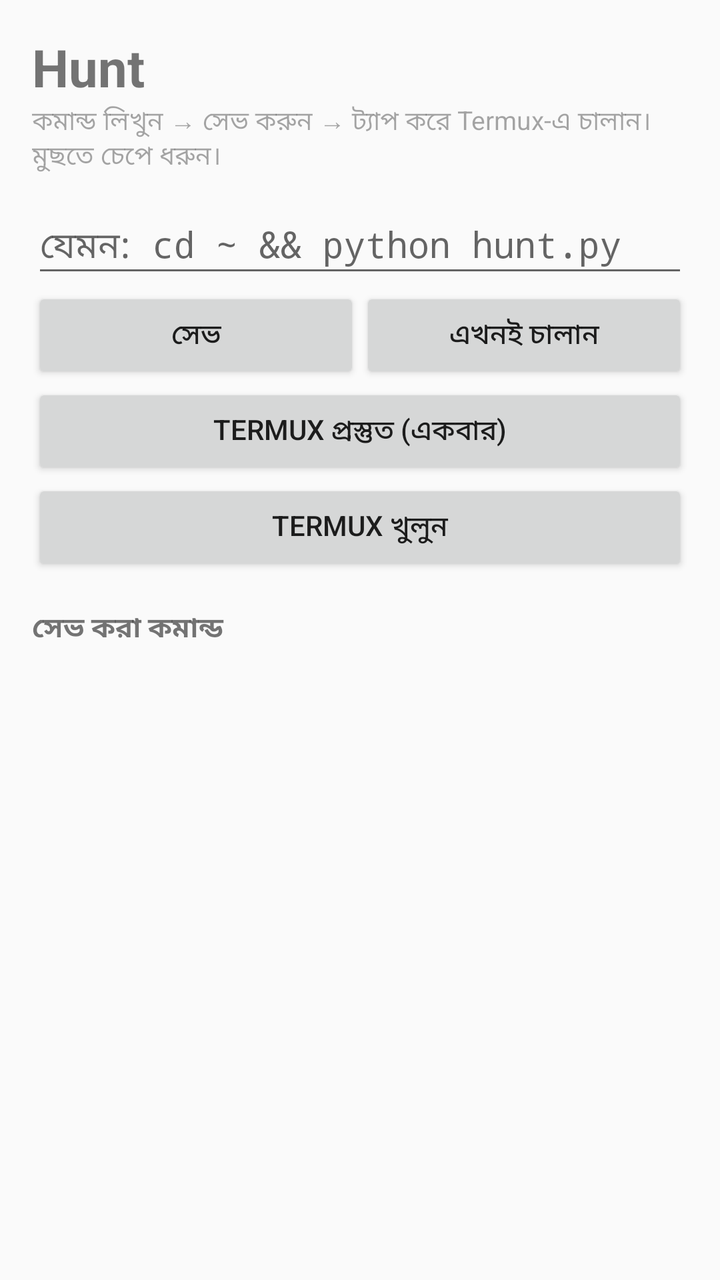
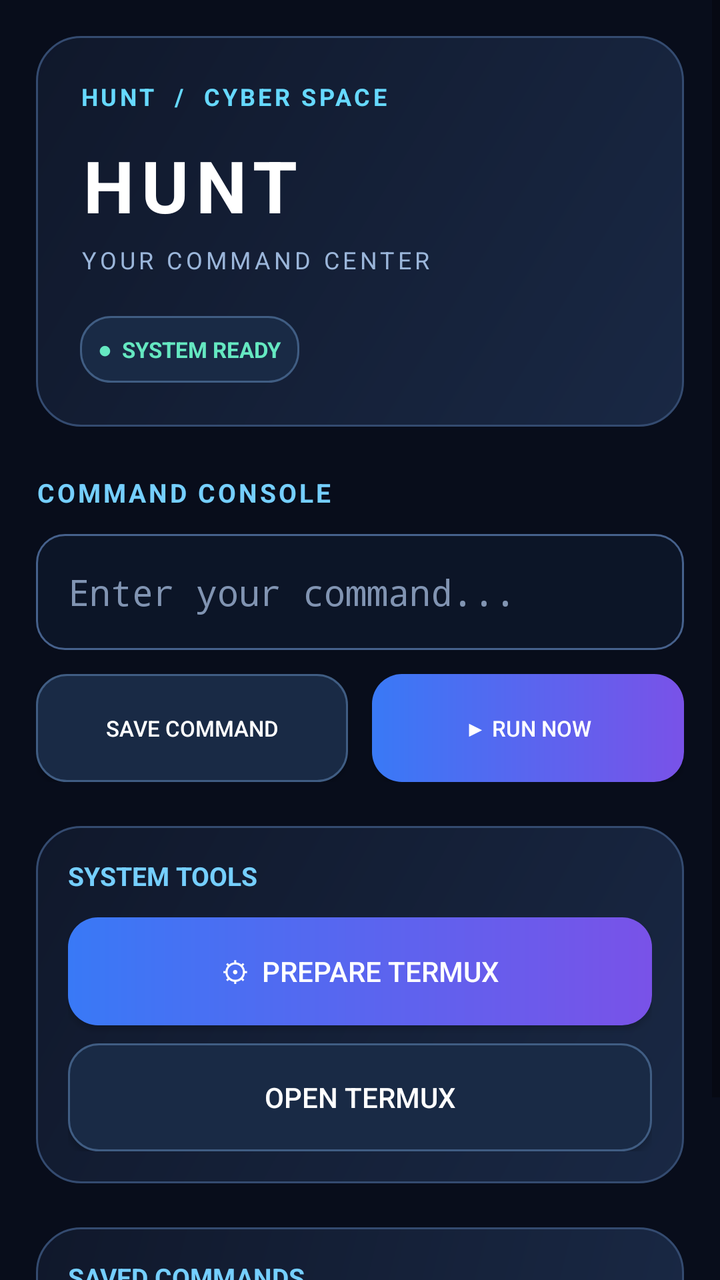

Compare the two renders of this Android layout. The source of the first and the diff that turns it into the second are given below.
<!-- AndroidManifest.xml: application theme Theme.Hunt -->
<!-- res/layout/activity_main.xml -->
<?xml version="1.0" encoding="utf-8"?>
<ScrollView xmlns:android="http://schemas.android.com/apk/res/android"
    android:layout_width="match_parent"
    android:layout_height="match_parent"
    android:fillViewport="true">

    <LinearLayout
        android:layout_width="match_parent"
        android:layout_height="wrap_content"
        android:orientation="vertical"
        android:padding="16dp">

        <TextView
            android:layout_width="match_parent"
            android:layout_height="wrap_content"
            android:text="@string/app_name"
            android:textSize="26sp"
            android:textStyle="bold" />

        <TextView
            android:layout_width="match_parent"
            android:layout_height="wrap_content"
            android:layout_marginBottom="12dp"
            android:alpha="0.65"
            android:text="কমান্ড লিখুন → সেভ করুন → ট্যাপ করে Termux-এ চালান। মুছতে চেপে ধরুন।"
            android:textSize="13sp" />

        <EditText
            android:id="@+id/input"
            android:layout_width="match_parent"
            android:layout_height="wrap_content"
            android:hint="যেমন: cd ~ &amp;&amp; python hunt.py"
            android:importantForAutofill="no"
            android:inputType="text"
            android:typeface="monospace" />

        <LinearLayout
            android:layout_width="match_parent"
            android:layout_height="wrap_content"
            android:orientation="horizontal">

            <Button
                android:id="@+id/btnSave"
                android:layout_width="0dp"
                android:layout_height="wrap_content"
                android:layout_weight="1"
                android:text="সেভ" />

            <Button
                android:id="@+id/btnRunNow"
                android:layout_width="0dp"
                android:layout_height="wrap_content"
                android:layout_weight="1"
                android:text="এখনই চালান" />
        </LinearLayout>

        <Button
            android:id="@+id/btnSetup"
            android:layout_width="match_parent"
            android:layout_height="wrap_content"
            android:text="Termux প্রস্তুত (একবার)" />

        <Button
            android:id="@+id/btnOpen"
            android:layout_width="match_parent"
            android:layout_height="wrap_content"
            android:text="Termux খুলুন" />

        <TextView
            android:layout_width="match_parent"
            android:layout_height="wrap_content"
            android:layout_marginTop="16dp"
            android:layout_marginBottom="8dp"
            android:text="সেভ করা কমান্ড"
            android:textStyle="bold" />

        <LinearLayout
            android:id="@+id/list"
            android:layout_width="match_parent"
            android:layout_height="wrap_content"
            android:orientation="vertical" />
    </LinearLayout>
</ScrollView>
<!-- resources referenced by this layout -->
<resources>
  <string name="app_name">Hunt</string>
  <style name="Theme.Hunt" parent="Theme.AppCompat.DayNight.NoActionBar" />
</resources>

<!-- the commit's change to res/layout/activity_main.xml (unified diff, before → after) -->
@@ -2,82 +2,193 @@
 <ScrollView xmlns:android="http://schemas.android.com/apk/res/android"
     android:layout_width="match_parent"
     android:layout_height="match_parent"
+    android:background="@drawable/bg_hunt_screen"
     android:fillViewport="true">
 
     <LinearLayout
         android:layout_width="match_parent"
         android:layout_height="wrap_content"
         android:orientation="vertical"
-        android:padding="16dp">
+        android:padding="18dp">
+
+        <LinearLayout
+            android:layout_width="match_parent"
+            android:layout_height="wrap_content"
+            android:orientation="vertical"
+            android:padding="22dp"
+            android:background="@drawable/bg_hunt_panel">
+
+            <TextView
+                android:layout_width="wrap_content"
+                android:layout_height="wrap_content"
+                android:text="HUNT  /  CYBER SPACE"
+                android:textColor="#66D9FF"
+                android:textSize="12sp"
+                android:letterSpacing="0.12"
+                android:textStyle="bold"/>
+
+            <TextView
+                android:layout_width="match_parent"
+                android:layout_height="wrap_content"
+                android:layout_marginTop="12dp"
+                android:text="HUNT"
+                android:textColor="#FFFFFF"
+                android:textSize="36sp"
+                android:textStyle="bold"
+                android:letterSpacing="0.10"/>
+
+            <TextView
+                android:layout_width="match_parent"
+                android:layout_height="wrap_content"
+                android:layout_marginTop="5dp"
+                android:text="YOUR COMMAND CENTER"
+                android:textColor="#9BB6DA"
+                android:textSize="12sp"
+                android:letterSpacing="0.15"/>
+
+            <TextView
+                android:layout_width="wrap_content"
+                android:layout_height="wrap_content"
+                android:layout_marginTop="20dp"
+                android:padding="9dp"
+                android:background="@drawable/bg_hunt_button_secondary"
+                android:text="●  SYSTEM READY"
+                android:textColor="#65E8C1"
+                android:textSize="11sp"
+                android:textStyle="bold"/>
+        </LinearLayout>
 
         <TextView
             android:layout_width="match_parent"
             android:layout_height="wrap_content"
-            android:text="@string/app_name"
-            android:textSize="26sp"
-            android:textStyle="bold" />
-
-        <TextView
-            android:layout_width="match_parent"
-            android:layout_height="wrap_content"
-            android:layout_marginBottom="12dp"
-            android:alpha="0.65"
-            android:text="কমান্ড লিখুন → সেভ করুন → ট্যাপ করে Termux-এ চালান। মুছতে চেপে ধরুন।"
-            android:textSize="13sp" />
+            android:layout_marginTop="24dp"
+            android:text="COMMAND CONSOLE"
+            android:textColor="#75CFFF"
+            android:textSize="13sp"
+            android:textStyle="bold"
+            android:letterSpacing="0.10"/>
 
         <EditText
             android:id="@+id/input"
             android:layout_width="match_parent"
             android:layout_height="wrap_content"
-            android:hint="যেমন: cd ~ &amp;&amp; python hunt.py"
+            android:layout_marginTop="12dp"
+            android:minHeight="58dp"
+            android:padding="16dp"
+            android:hint="Enter your command..."
+            android:textColor="#FFFFFF"
+            android:textColorHint="#8194B2"
+            android:background="@drawable/bg_hunt_input"
             android:importantForAutofill="no"
             android:inputType="text"
-            android:typeface="monospace" />
+            android:singleLine="false"
+            android:typeface="monospace"/>
 
         <LinearLayout
             android:layout_width="match_parent"
             android:layout_height="wrap_content"
+            android:layout_marginTop="12dp"
             android:orientation="horizontal">
 
             <Button
                 android:id="@+id/btnSave"
                 android:layout_width="0dp"
-                android:layout_height="wrap_content"
+                android:layout_height="54dp"
                 android:layout_weight="1"
-                android:text="সেভ" />
+                android:layout_marginEnd="6dp"
+                android:background="@drawable/bg_hunt_button_secondary"
+                android:text="SAVE COMMAND"
+                android:textColor="#FFFFFF"
+                android:textSize="11sp"/>
 
             <Button
                 android:id="@+id/btnRunNow"
                 android:layout_width="0dp"
-                android:layout_height="wrap_content"
+                android:layout_height="54dp"
                 android:layout_weight="1"
-                android:text="এখনই চালান" />
+                android:layout_marginStart="6dp"
+                android:background="@drawable/bg_hunt_button"
+                android:text="▶ RUN NOW"
+                android:textColor="#FFFFFF"
+                android:textSize="11sp"/>
         </LinearLayout>
 
-        <Button
-            android:id="@+id/btnSetup"
+        <LinearLayout
             android:layout_width="match_parent"
             android:layout_height="wrap_content"
-            android:text="Termux প্রস্তুত (একবার)" />
+            android:layout_marginTop="22dp"
+            android:orientation="vertical"
+            android:padding="16dp"
+            android:background="@drawable/bg_hunt_panel">
 
-        <Button
-            android:id="@+id/btnOpen"
+            <TextView
+                android:layout_width="match_parent"
+                android:layout_height="wrap_content"
+                android:text="SYSTEM TOOLS"
+                android:textColor="#75CFFF"
+                android:textSize="13sp"
+                android:textStyle="bold"/>
+
+            <Button
+                android:id="@+id/btnSetup"
+                android:layout_width="match_parent"
+                android:layout_height="54dp"
+                android:layout_marginTop="12dp"
+                android:background="@drawable/bg_hunt_button"
+                android:text="⚙  PREPARE TERMUX"
+                android:textColor="#FFFFFF"/>
+
+            <Button
+                android:id="@+id/btnOpen"
+                android:layout_width="match_parent"
+                android:layout_height="54dp"
+                android:layout_marginTop="9dp"
+                android:background="@drawable/bg_hunt_button_secondary"
+                android:text="OPEN TERMUX"
+                android:textColor="#FFFFFF"/>
+        </LinearLayout>
+
+        <LinearLayout
             android:layout_width="match_parent"
             android:layout_height="wrap_content"
-            android:text="Termux খুলুন" />
+            android:layout_marginTop="22dp"
+            android:orientation="vertical"
+            android:padding="16dp"
+            android:background="@drawable/bg_hunt_panel">
+
+            <TextView
+                android:layout_width="match_parent"
+                android:layout_height="wrap_content"
+                android:text="SAVED COMMANDS"
+                android:textColor="#75CFFF"
+                android:textSize="13sp"
+                android:textStyle="bold"/>
+
+            <TextView
+                android:layout_width="match_parent"
+                android:layout_height="wrap_content"
+                android:layout_marginTop="5dp"
+                android:text="Tap to run • Long press to delete"
+                android:textColor="#8FA4C3"
+                android:textSize="11sp"/>
+
+            <LinearLayout
+                android:id="@+id/list"
+                android:layout_width="match_parent"
+                android:layout_height="wrap_content"
+                android:layout_marginTop="12dp"
+                android:orientation="vertical"/>
+        </LinearLayout>
 
         <TextView
             android:layout_width="match_parent"
             android:layout_height="wrap_content"
-            android:layout_marginTop="16dp"
-            android:layout_marginBottom="8dp"
-            android:text="সেভ করা কমান্ড"
-            android:textStyle="bold" />
+            android:layout_marginTop="20dp"
+            android:gravity="center"
+            android:text="HUNT CYBER TOOLS"
+            android:textColor="#526B91"
+            android:textSize="10sp"
+            android:letterSpacing="0.15"/>
 
-        <LinearLayout
-            android:id="@+id/list"
-            android:layout_width="match_parent"
-            android:layout_height="wrap_content"
-            android:orientation="vertical" />
     </LinearLayout>
 </ScrollView>
<!-- resource entries referenced after the edit -->
@@ -1,6 +1,32 @@
 <!-- resources referenced by this layout -->
 <resources>
-  <string name="app_name">Hunt</string>
+  <!-- drawable bg_hunt_button (drawable) -->
+  <shape xmlns:android="http://schemas.android.com/apk/res/android">
+      <corners android:radius="15dp"/>
+      <gradient android:startColor="#3979F6" android:endColor="#7952E8" android:angle="0"/>
+  </shape>
+  <!-- drawable bg_hunt_button_secondary (drawable) -->
+  <shape xmlns:android="http://schemas.android.com/apk/res/android">
+      <solid android:color="#192A45"/>
+      <corners android:radius="15dp"/>
+      <stroke android:width="1dp" android:color="#405D83"/>
+  </shape>
+  <!-- drawable bg_hunt_input (drawable) -->
+  <shape xmlns:android="http://schemas.android.com/apk/res/android">
+      <solid android:color="#0C1527"/>
+      <corners android:radius="14dp"/>
+      <stroke android:width="1dp" android:color="#46618C"/>
+  </shape>
+  <!-- drawable bg_hunt_panel (drawable) -->
+  <shape xmlns:android="http://schemas.android.com/apk/res/android">
+      <corners android:radius="22dp"/>
+      <gradient android:startColor="#192844" android:endColor="#10182B" android:angle="135"/>
+      <stroke android:width="1dp" android:color="#344B70"/>
+  </shape>
+  <!-- drawable bg_hunt_screen (drawable) -->
+  <shape xmlns:android="http://schemas.android.com/apk/res/android">
+      <solid android:color="#080D1B"/>
+  </shape>
   <style name="Theme.Hunt" parent="Theme.AppCompat.DayNight.NoActionBar" />
 </resources>
 
